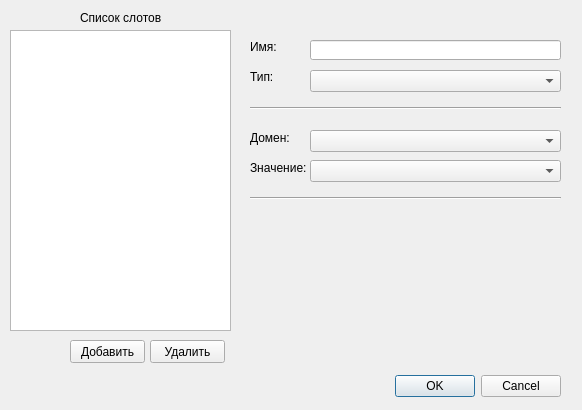
Above: ui/sloteditorwnd.ui from vinni-au/nya-cats before the change. Below: the same form after it.
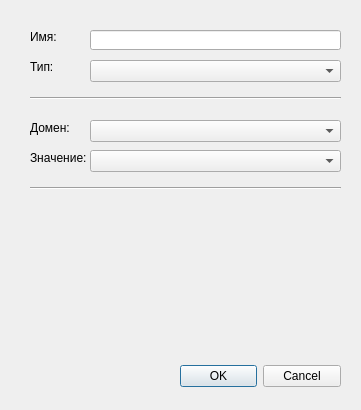
That is the form after the change.

Commit message: Мелкое исправление формы

Diff of the .ui file:
```diff
--- a/ui/sloteditorwnd.ui
+++ b/ui/sloteditorwnd.ui
@@ -6,7 +6,7 @@
    <rect>
     <x>0</x>
     <y>0</y>
-    <width>582</width>
+    <width>361</width>
     <height>410</height>
    </rect>
   </property>
@@ -16,9 +16,9 @@
   <widget class="QDialogButtonBox" name="buttonBox">
    <property name="geometry">
     <rect>
-     <x>10</x>
-     <y>370</y>
-     <width>551</width>
+     <x>180</x>
+     <y>360</y>
+     <width>161</width>
      <height>32</height>
     </rect>
    </property>
@@ -29,34 +29,11 @@
     <set>QDialogButtonBox::Cancel|QDialogButtonBox::Ok</set>
    </property>
   </widget>
-  <widget class="QListView" name="lstSlots">
-   <property name="geometry">
-    <rect>
-     <x>10</x>
-     <y>30</y>
-     <width>221</width>
-     <height>301</height>
-    </rect>
-   </property>
-  </widget>
-  <widget class="QLabel" name="lblSlotsList">
-   <property name="geometry">
-    <rect>
-     <x>80</x>
-     <y>10</y>
-     <width>91</width>
-     <height>16</height>
-    </rect>
-   </property>
-   <property name="text">
-    <string>Список слотов</string>
-   </property>
-  </widget>
   <widget class="QLabel" name="lblSlotName">
    <property name="geometry">
     <rect>
-     <x>250</x>
-     <y>40</y>
+     <x>30</x>
+     <y>30</y>
      <width>46</width>
      <height>13</height>
     </rect>
@@ -68,8 +45,8 @@
   <widget class="QComboBox" name="cmbSlotType">
    <property name="geometry">
     <rect>
-     <x>310</x>
-     <y>70</y>
+     <x>90</x>
+     <y>60</y>
      <width>251</width>
      <height>22</height>
     </rect>
@@ -78,8 +55,8 @@
   <widget class="QLabel" name="lblSlotType">
    <property name="geometry">
     <rect>
-     <x>250</x>
-     <y>70</y>
+     <x>30</x>
+     <y>60</y>
      <width>46</width>
      <height>13</height>
     </rect>
@@ -91,8 +68,8 @@
   <widget class="QLabel" name="lblSlotDomain">
    <property name="geometry">
     <rect>
-     <x>250</x>
-     <y>130</y>
+     <x>30</x>
+     <y>120</y>
      <width>46</width>
      <height>16</height>
     </rect>
@@ -104,8 +81,8 @@
   <widget class="QComboBox" name="cmbSlotDomain">
    <property name="geometry">
     <rect>
-     <x>310</x>
-     <y>130</y>
+     <x>90</x>
+     <y>120</y>
      <width>251</width>
      <height>22</height>
     </rect>
@@ -114,8 +91,8 @@
   <widget class="QLineEdit" name="lineEdit">
    <property name="geometry">
     <rect>
-     <x>310</x>
-     <y>40</y>
+     <x>90</x>
+     <y>30</y>
      <width>251</width>
      <height>20</height>
     </rect>
@@ -124,8 +101,8 @@
   <widget class="Line" name="line">
    <property name="geometry">
     <rect>
-     <x>250</x>
-     <y>100</y>
+     <x>30</x>
+     <y>90</y>
      <width>311</width>
      <height>16</height>
     </rect>
@@ -137,8 +114,8 @@
   <widget class="QLabel" name="lblSlotVal">
    <property name="geometry">
     <rect>
-     <x>250</x>
-     <y>160</y>
+     <x>30</x>
+     <y>150</y>
      <width>61</width>
      <height>16</height>
     </rect>
@@ -150,44 +127,18 @@
   <widget class="QComboBox" name="cmbSlotDomain_2">
    <property name="geometry">
     <rect>
-     <x>310</x>
-     <y>160</y>
+     <x>90</x>
+     <y>150</y>
      <width>251</width>
      <height>22</height>
     </rect>
    </property>
   </widget>
-  <widget class="QPushButton" name="btnAddSlot">
-   <property name="geometry">
-    <rect>
-     <x>70</x>
-     <y>340</y>
-     <width>75</width>
-     <height>23</height>
-    </rect>
-   </property>
-   <property name="text">
-    <string>Добавить</string>
-   </property>
-  </widget>
-  <widget class="QPushButton" name="btnDeleteSlot">
-   <property name="geometry">
-    <rect>
-     <x>150</x>
-     <y>340</y>
-     <width>75</width>
-     <height>23</height>
-    </rect>
-   </property>
-   <property name="text">
-    <string>Удалить</string>
-   </property>
-  </widget>
   <widget class="Line" name="line_2">
    <property name="geometry">
     <rect>
-     <x>250</x>
-     <y>190</y>
+     <x>30</x>
+     <y>180</y>
      <width>311</width>
      <height>16</height>
     </rect>
```
The commit also changes 1 other file.
